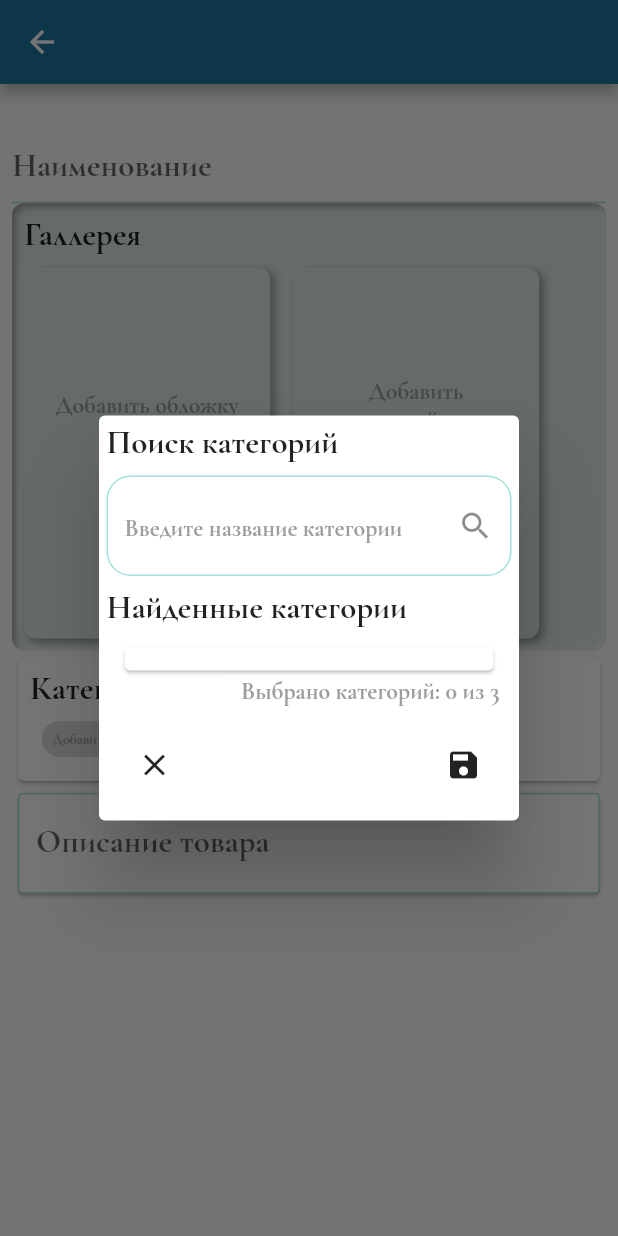
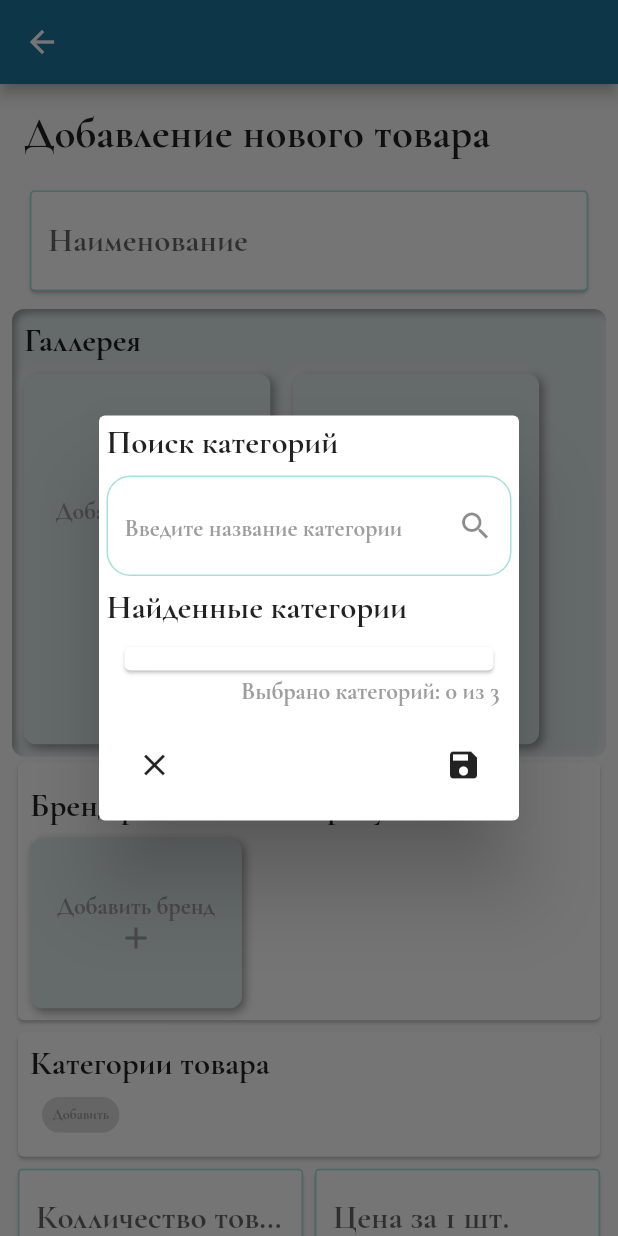
Before and after one commit to JPGmooder/coursedb, a Flutter app: the ProductEditorScreen screen opened directly, after a tap on "Добавить", on a phone screen of 412 x 824 dp. Run offline on Flutter 3.47's test engine with Material 2 defaults, Android fonts, the phone set to English and light mode, and no system bars; drawn by our look-alikes of flutter_neumorphic; our stand-ins replace animated_text_kit, bloc, flutter_bloc, font_awesome_flutter, freezed_annotation, geolocator and 11 more; missing offline and left inert: bottom_drawer, bottom_picker, custom_image_crop, dart:ffi, email_auth, translit and 1 more; accounts and stored records are empty.

Commit message:
Добавление брендов

```diff
--- /dev/null
+++ b/lib/domain/model/brand_model.dart
@@ -0,0 +1,60 @@
+import 'dart:convert';
+
+class BrandModel {
+  String name;
+  String description;
+  String imagePath;
+  BrandModel({
+    required this.name,
+    required this.description,
+    required this.imagePath,
+  });
+
+  BrandModel copyWith({
+    String? name,
+    String? description,
+    String? imagePath,
+  }) {
+    return BrandModel(
+      name: name ?? this.name,
+      description: description ?? this.description,
+      imagePath: imagePath ?? this.imagePath,
+    );
+  }
+
+  Map<String, dynamic> toMap() {
+    return {
+      'name': name,
+      'description': description,
+      'imagePath': imagePath,
+    };
+  }
+
+  factory BrandModel.fromMap(Map<String, dynamic> map) {
+    return BrandModel(
+      name: map['brandname'] ?? '',
+      description: map['branddescription'] ?? '',
+      imagePath: map['brandlogo'] ?? '',
+    );
+  }
+
+  String toJson() => json.encode(toMap());
+
+  factory BrandModel.fromJson(String source) => BrandModel.fromMap(json.decode(source));
+
+  @override
+  String toString() => 'BrandModel(name: $name, description: $description, imagePath: $imagePath)';
+
+  @override
+  bool operator ==(Object other) {
+    if (identical(this, other)) return true;
+
+    return other is BrandModel &&
+      other.name == name &&
+      other.description == description &&
+      other.imagePath == imagePath;
+  }
+
+  @override
+  int get hashCode => name.hashCode ^ description.hashCode ^ imagePath.hashCode;
+}
--- a/lib/domain/organization/bloc/org_bloc.dart
+++ b/lib/domain/organization/bloc/org_bloc.dart
@@ -42,7 +42,7 @@
                   type: "",
                   addressId: address.id_address,
                   deliveryPrice: deliveryPrice.toInt());
-              await OrganiztionRepository.loadCardsInfo(
+              await OrganizationProvider.loadCardsInfo(
                   cardImage, logoImage, loadedOrg.idCompany);
               emit(OrganizationState.loaded(loadedOrg));
             }
--- a/lib/domain/product/bloc/product_events.dart
+++ b/lib/domain/product/bloc/product_events.dart
@@ -1,10 +1,14 @@
 part of 'product_bloc.dart';
+
 @freezed
 abstract class ProductEvent implements _$ProductEvent {
   const factory ProductEvent.loadCategories(String searchText) =
       _$ProductLoadCategoriesEvent;
-  const factory ProductEvent.addNewCategories(List<ProductTypeModel> categories) =
-      _$ProductAddNewCategoriesEvent;
-
-
+  const factory ProductEvent.addNewCategories(
+      List<ProductTypeModel> categories) = _$ProductAddNewCategoriesEvent;
+  const factory ProductEvent.addNewBrand(
+          String title, String description, Uint8List image) =
+      _$ProductAddNewBrandEvent;
+  const factory ProductEvent.loadBrands(String searchText) =
+      _$ProductLoadBrandsEvent;
 }
--- a/lib/domain/product/bloc/product_states.dart
+++ b/lib/domain/product/bloc/product_states.dart
@@ -8,6 +8,10 @@
 
   const factory ProductState.categoriesLoaded(
       List<ProductTypeModel> categories) = _$ProductCategoriesLoadedState;
+    const factory ProductState.brandsLoaded(
+      List<BrandModel> brands) = _$ProductBrandsLoadedState;
+    const factory ProductState.brandAdded(
+      BrandModel addedBrand) = _$ProductBrandAddedState;
   const factory ProductState.categoriesAdded(
       List<ProductTypeModel> categories) = _$ProductCategoriesAddedState;
 }
--- a/lib/presentation/home/profile/organization/product_editor.dart
+++ b/lib/presentation/home/profile/organization/product_editor.dart
@@ -2,6 +2,7 @@
 import 'package:flutter/material.dart';
 import 'package:flutter_neumorphic/flutter_neumorphic.dart';
 import 'package:kursach/domain/model/product_type_model.dart';
+import 'package:kursach/presentation/home/profile/organization/pick_brand_widget.dart';
 import 'package:kursach/presentation/home/profile/organization/pick_product_type_widget.dart';
 import 'package:kursach/presentation/outstanding/category_chip.dart';
 import 'package:kursach/presentation/outstanding/product_image.dart';
@@ -18,10 +19,12 @@
       _priceController,
       _descController,
       _countyController;
-  List<ProductTypeModel> productTypes = [];
-  List<Uint8List?> _images = [];
+  late List<ProductTypeModel> productTypes;
+  late List<Uint8List?> _images;
   @override
   void initState() {
+    productTypes = [];
+    _images = [];
     _nameController = TextEditingController();
     _priceController = TextEditingController();
     _descController = TextEditingController();
@@ -51,11 +54,30 @@
         child: SingleChildScrollView(
           child: Padding(
             padding: const EdgeInsets.all(8.0),
-            child: Column(children: [
-              TextField(
+            child: Column(
+                crossAxisAlignment: CrossAxisAlignment.stretch,
+                children: [
+                  Padding(
+                    padding: const EdgeInsets.all(8.0),
+                    child: Text(
+                      "Добавление нового товара",
+                      textScaleFactor: 1.3,
+                      style: Theme.of(context).textTheme.titleMedium,
+                    ),
+                  ),
+                  Padding(
+                    padding: const EdgeInsets.all(8.0),
+                    child: Card(
+                      child: TextField(
                         controller: _nameController,
                         decoration: InputDecoration(
-                    labelText: "Наименование", alignLabelWithHint: true),
+                            labelText: "Наименование",
+                            alignLabelWithHint: true,
+                            border: OutlineInputBorder(
+                                borderRadius:
+                                    BorderRadius.all(Radius.circular(3)))),
+                      ),
+                    ),
                   ),
                   Neumorphic(
                     style: NeumorphicStyle(depth: -5),
@@ -135,6 +157,42 @@
                     child: Padding(
                       padding: const EdgeInsets.all(8.0),
                       child: Column(
+                          crossAxisAlignment: CrossAxisAlignment.start,
+                          children: [
+                            Padding(
+                              padding:
+                                  const EdgeInsets.symmetric(vertical: 8.0),
+                              child: Text(
+                                "Бренд размещаемой продукции",
+                                style: Theme.of(context).textTheme.titleMedium,
+                              ),
+                            ),
+                            NeumorphicButton(
+                              onPressed: () => showDialog(
+                                  context: context,
+                                  builder: (ctx) => AlertDialog(
+                                        content: PickBrandWidget(),
+                                      )),
+                              child: Padding(
+                                padding:
+                                    const EdgeInsets.symmetric(vertical: 25.0),
+                                child: Column(children: [
+                                  Text(
+                                    "Добавить бренд",
+                                    style:
+                                        Theme.of(context).textTheme.labelMedium,
+                                  ),
+                                  Icon(Icons.add, color: Colors.grey),
+                                ]),
+                              ),
+                            )
+                          ]),
+                    ),
+                  ),
+                  Card(
+                    child: Padding(
+                      padding: const EdgeInsets.all(8.0),
+                      child: Column(
                         crossAxisAlignment: CrossAxisAlignment.stretch,
                         children: [
                           Text(
@@ -144,6 +202,8 @@
                           Padding(
                             padding: const EdgeInsets.all(8.0),
                             child: Wrap(
+                              spacing: 10,
+                              runSpacing: 10,
                               children: [
                                 ...productTypes
                                     .map((e) => CategoryChip(
@@ -163,12 +223,14 @@
                                         context: context,
                                         builder: (ctx) {
                                           return AlertDialog(
-                                        contentPadding: EdgeInsets.symmetric(
+                                            contentPadding:
+                                                EdgeInsets.symmetric(
                                                     vertical: 5, horizontal: 5),
                                             content: PickProductType(
-                                          avoidList: [],
-                                          setModels: (models) => setState(() {
-                                            this.productTypes = models;
+                                              avoidList: productTypes,
+                                              setModels: (models) =>
+                                                  setState(() {
+                                                productTypes = models;
                                               }),
                                             ),
                                           );
@@ -176,13 +238,35 @@
                                     label: Text(
                                       "Добавить",
                                       textScaleFactor: 0.6,
-                                  style:
-                                      Theme.of(context).textTheme.labelMedium,
+                                      style: Theme.of(context)
+                                          .textTheme
+                                          .labelMedium,
                                     ))
                               ],
                             ),
                           ),
                         ],
+                      ),
+                    ),
+                  ),
+                  Row(
+                    children: List.generate(
+                      2,
+                      (index) => Expanded(
+                        child: Card(
+                            child: TextField(
+                          controller:
+                              index == 0 ? _countyController : _priceController,
+                          maxLines: 1,
+                          keyboardType: TextInputType.number,
+                          decoration: InputDecoration(
+                              labelText: index == 0
+                                  ? "Колличество товара"
+                                  : "Цена за 1 шт.",
+                              border: OutlineInputBorder(
+                                  borderRadius:
+                                      BorderRadius.all(Radius.circular(3)))),
+                        )),
                       ),
                     ),
                   ),
@@ -195,7 +279,25 @@
                       decoration: InputDecoration(
                           labelText: "Описание товара",
                           border: OutlineInputBorder(
-                          borderRadius: BorderRadius.all(Radius.circular(3)))),
+                              borderRadius:
+                                  BorderRadius.all(Radius.circular(3)))),
+                    ),
+                  ),
+                  Padding(
+                    padding: const EdgeInsets.symmetric(
+                        vertical: 8.0, horizontal: 25),
+                    child: NeumorphicButton(
+                      style: NeumorphicStyle(depth: -5),
+                      onPressed: () => null,
+                      child: Padding(
+                        padding: const EdgeInsets.all(5.0),
+                        child: Center(
+                          child: Text(
+                            "Добавить",
+                            style: Theme.of(context).textTheme.labelMedium,
+                          ),
+                        ),
+                      ),
                     ),
                   )
                 ]),
```
Also changed, not shown: lib/data/api/service/org_provider.dart (+13 -0 lines), lib/data/api/service/product_provider.dart (+38 -0 lines), lib/data/repository/org_repository.dart (+0 -11 lines), lib/data/repository/product_repository.dart (+17 -1 lines), lib/domain/product/bloc/product_bloc.dart (+15 -0 lines), lib/presentation/home/profile/organization/pick_brand_widget.dart (added, +291 -0 lines), lib/presentation/home/profile/organization/pick_product_type_widget.dart (+24 -10 lines), lib/domain/product/bloc/product_bloc.freezed.dart. Lines whose indentation alone changed are shown as unchanged.
